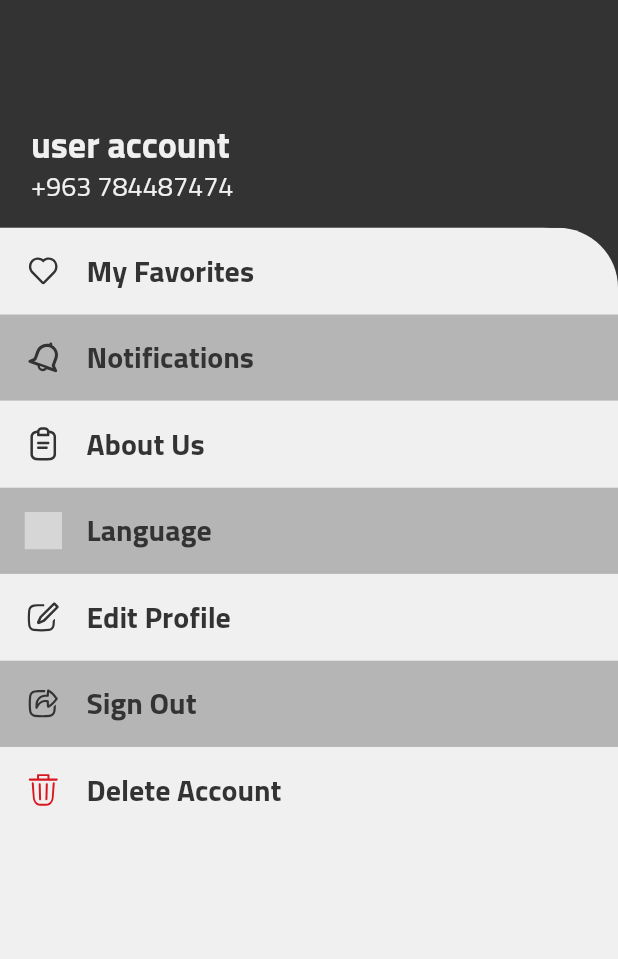
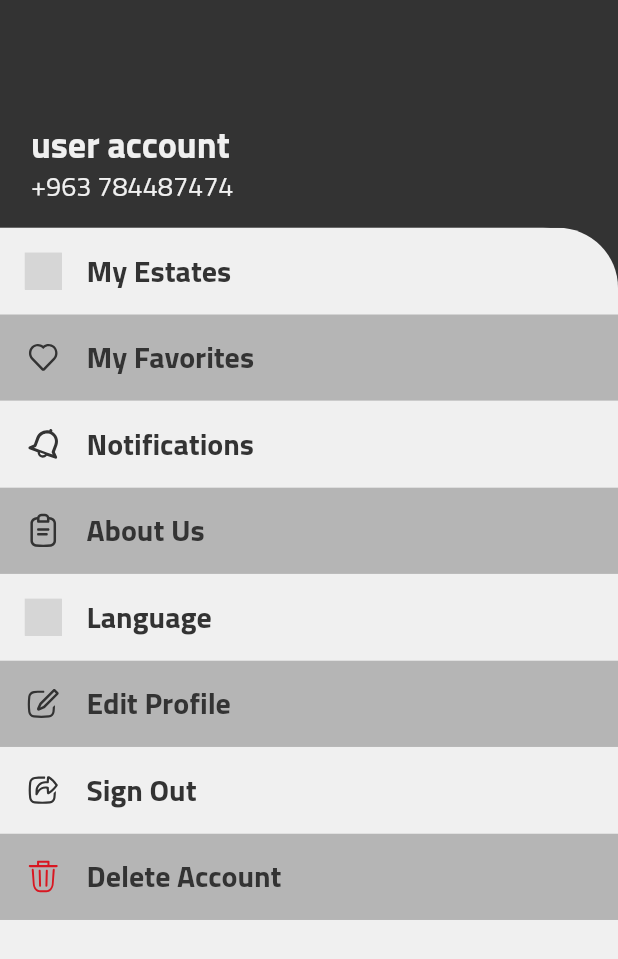
Before and after one commit to johnykoudsi/Nostra-Casa-Real-Estate, a Flutter app: the screen it shows after launch, after a tap on "Notifications", on a phone screen of 412 x 824 dp. Shown: the top 959 px of the screen. Run offline on Flutter 3.47's test engine with Material 2 defaults, Android fonts, the phone set to English and light mode, and no system bars; our stand-ins replace bloc, easy_localization, equatable, flutter_bloc, flutter_svg, google_maps_flutter and 2 more; missing offline and left inert: google_maps_flutter_android, google_maps_flutter_platform_interface; project files that could hold a hidden picture were left out; grey boxes are pictures that could not be loaded.

Commit message:
my profile screen

```diff
--- a/lib/presentation/my_profile_screen/my_profile_screen.dart
+++ b/lib/presentation/my_profile_screen/my_profile_screen.dart
@@ -1,6 +1,7 @@
 import 'package:flutter/material.dart';
 import 'package:flutter_svg/flutter_svg.dart';
 import 'package:nostra_casa/presentation/my_profile_screen/widgets/MyProfileItem.dart';
+import 'package:nostra_casa/utility/app_assets.dart';
 import 'package:nostra_casa/utility/app_style.dart';
 
 class MyProfileScreen extends StatefulWidget {
@@ -66,26 +67,28 @@ class _MyProfileScreenState extends State<MyProfileScreen> {
                 ),
                 child: ListView(
                   children: [
-                    MyProfileItem(svgPath: 'assets/images/fav.svg', name: "My Favorites", onPressed: (){//todo navigate to my favorite
-                       }, color: AppStyle.kBackGroundColor,borderRad: 40,),
-                    MyProfileItem(svgPath: 'assets/images/bell.svg', name: "Notifications", onPressed: (){
+                    MyProfileItem(svgPath: AppAssets.house, name: "My Estates", onPressed: (){//todo navigate to my estates
+                    }, color: AppStyle.kBackGroundColor,borderRad: 40,),
+                    MyProfileItem(svgPath: AppAssets.favorites, name: "My Favorites", onPressed: (){//todo navigate to my favorite
+                       }, color: AppStyle.kGreyColor),
+                    MyProfileItem(svgPath: AppAssets.bell, name: "Notifications", onPressed: (){
                       //todo navigate to notifications
+                    }, color: AppStyle.kBackGroundColor),
+                    MyProfileItem(svgPath: AppAssets.about, name: "About Us", onPressed: (){
+                      //todo navigate to about us
                     }, color: AppStyle.kGreyColor),
-                    MyProfileItem(svgPath: 'assets/images/about.svg', name: "About Us", onPressed: (){
-                      //todo navigate to about us
+                    MyProfileItem(svgPath: AppAssets.language, name: "Language", onPressed: (){
+                      //todo add language changer
                     }, color: AppStyle.kBackGroundColor),
-                    MyProfileItem(svgPath: 'assets/images/language.svg', name: "Language", onPressed: (){
-                      //todo add language changer
+                    MyProfileItem(svgPath: AppAssets.edit, name: "Edit Profile", onPressed: (){
+                      //todo navigate to edit profile
                     }, color: AppStyle.kGreyColor),
-                    MyProfileItem(svgPath: 'assets/images/edit.svg', name: "Edit Profile", onPressed: (){
-                      //todo navigate to edit profile
+                    MyProfileItem(svgPath: AppAssets.share, name: "Sign Out", onPressed: (){
+                      //todo sign out
                     }, color: AppStyle.kBackGroundColor),
-                    MyProfileItem(svgPath: 'assets/images/share.svg', name: "Sign Out", onPressed: (){
-                      //todo sign out
-                    }, color: AppStyle.kGreyColor),
-                    MyProfileItem(svgPath: 'assets/images/delete.svg', name: "Delete Account", onPressed: (){
+                    MyProfileItem(svgPath: AppAssets.delete , name: "Delete Account", onPressed: (){
                       //todo delete account
-                    }, color: AppStyle.kBackGroundColor,isDelete: true,),
+                    }, color: AppStyle.kGreyColor,isDelete: true,),
 
 
 
--- a/lib/utility/app_assets.dart
+++ b/lib/utility/app_assets.dart
@@ -8,7 +8,14 @@ class AppAssets{
   static const heart = "assets/images/fav.svg";
   static const more = "assets/images/more.svg";
   static const welcome = "assets/images/welc.jpg";
-
   static const homeLocation = "assets/images/home_location.png";
+  static const language = "assets/images/language.svg";
+  static const house = "assets/images/house.svg";
+  static const favorites ="assets/images/fav.svg";
+  static const bell ="assets/images/bell.svg";
+  static const about ="assets/images/about.svg";
+  static const edit="assets/images/edit.svg";
+  static const share ="assets/images/share.svg";
+  static const delete ="assets/images/delete.svg";
 
 }
```
Also changed, not shown: assets/images/house.svg (added), assets/images/keys.svg (added).
